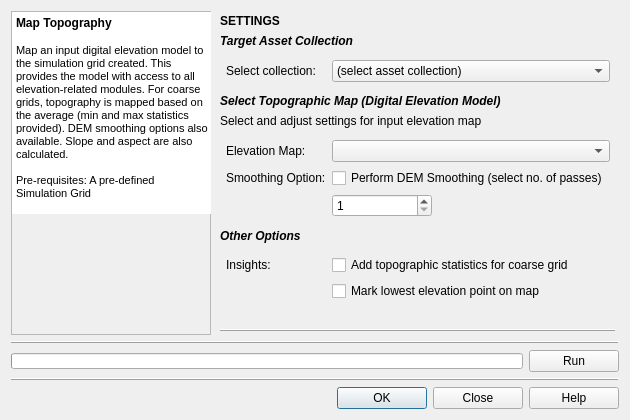
First picture: the form in gui/mods_master_guis/mod_topography.ui, repository petermbach/urbanbeats-pss, before the edit.
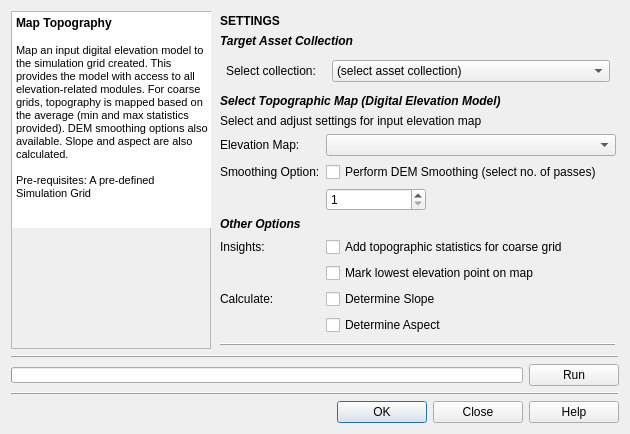
Second picture: the form after the edit. Icons and pictures are not drawn.

Patch:
```diff
--- a/gui/mods_master_guis/mod_topography.ui
+++ b/gui/mods_master_guis/mod_topography.ui
@@ -7,7 +7,7 @@
     <x>0</x>
     <y>0</y>
     <width>630</width>
-    <height>420</height>
+    <height>434</height>
    </rect>
   </property>
   <property name="windowTitle">
@@ -411,16 +411,16 @@
        <widget class="QWidget" name="gridname_box_2" native="true">
         <layout class="QGridLayout" name="gridLayout_8">
          <property name="leftMargin">
-          <number>6</number>
+          <number>0</number>
          </property>
          <property name="topMargin">
-          <number>6</number>
+          <number>0</number>
          </property>
          <property name="rightMargin">
-          <number>6</number>
+          <number>0</number>
          </property>
          <property name="bottomMargin">
-          <number>6</number>
+          <number>0</number>
          </property>
          <item row="2" column="2">
           <spacer name="horizontalSpacer_2">
@@ -540,16 +540,16 @@
        <widget class="QWidget" name="gridname_box_3" native="true">
         <layout class="QGridLayout" name="gridLayout_10">
          <property name="leftMargin">
-          <number>6</number>
+          <number>0</number>
          </property>
          <property name="topMargin">
-          <number>6</number>
+          <number>0</number>
          </property>
          <property name="rightMargin">
-          <number>6</number>
+          <number>0</number>
          </property>
          <property name="bottomMargin">
-          <number>6</number>
+          <number>0</number>
          </property>
          <item row="0" column="0">
           <widget class="QLabel" name="gridname_lbl_11">
@@ -626,6 +626,96 @@
         </layout>
        </widget>
       </item>
+      <item>
+       <widget class="QWidget" name="gridname_box_4" native="true">
+        <layout class="QGridLayout" name="gridLayout_11">
+         <property name="leftMargin">
+          <number>0</number>
+         </property>
+         <property name="topMargin">
+          <number>0</number>
+         </property>
+         <property name="rightMargin">
+          <number>0</number>
+         </property>
+         <property name="bottomMargin">
+          <number>0</number>
+         </property>
+         <item row="0" column="0">
+          <widget class="QLabel" name="gridname_lbl_12">
+           <property name="minimumSize">
+            <size>
+             <width>100</width>
+             <height>0</height>
+            </size>
+           </property>
+           <property name="maximumSize">
+            <size>
+             <width>100</width>
+             <height>16777215</height>
+            </size>
+           </property>
+           <property name="whatsThis">
+            <string>Width of the square cell in the city grid in metres</string>
+           </property>
+           <property name="text">
+            <string>Calculate:</string>
+           </property>
+          </widget>
+         </item>
+         <item row="1" column="1">
+          <widget class="QCheckBox" name="demsmooth_check_10">
+           <property name="toolTip">
+            <string>&lt;!DOCTYPE HTML PUBLIC &quot;-//W3C//DTD HTML 4.0//EN&quot; &quot;http://www.w3.org/TR/REC-html40/strict.dtd&quot;&gt;
+&lt;html&gt;&lt;head&gt;&lt;meta name=&quot;qrichtext&quot; content=&quot;1&quot; /&gt;&lt;style type=&quot;text/css&quot;&gt;
+p, li { white-space: pre-wrap; }
+&lt;/style&gt;&lt;/head&gt;&lt;body style=&quot; font-family:'MS Shell Dlg 2'; font-size:8.25pt; font-weight:400; font-style:normal;&quot;&gt;
+&lt;p style=&quot; margin-top:0px; margin-bottom:0px; margin-left:0px; margin-right:0px; -qt-block-indent:0; text-indent:0px;&quot;&gt;&lt;span style=&quot; font-size:8pt;&quot;&gt;Check if you want to avoid localised ponds forming in the region. If this is of particular interest because the DEM's accuracy has been assured and the purpose of the simulation is to assess these problem spots, then leave this box unchecked.&lt;/span&gt;&lt;/p&gt;
+&lt;p style=&quot;-qt-paragraph-type:empty; margin-top:0px; margin-bottom:0px; margin-left:0px; margin-right:0px; -qt-block-indent:0; text-indent:0px; font-size:8pt;&quot;&gt;&lt;/p&gt;
+&lt;p style=&quot; margin-top:0px; margin-bottom:0px; margin-left:0px; margin-right:0px; -qt-block-indent:0; text-indent:0px;&quot;&gt;&lt;span style=&quot; font-size:8pt;&quot;&gt;Correction proceeds as follows:&lt;/span&gt;&lt;/p&gt;
+&lt;p style=&quot; margin-top:0px; margin-bottom:0px; margin-left:0px; margin-right:0px; -qt-block-indent:0; text-indent:0px;&quot;&gt;&lt;span style=&quot; font-size:8pt;&quot;&gt;- If cell cannot transfer water downhill, but there is an adjacent cell with identical elevation within tolerance limit, it will transfer the water into this.&lt;/span&gt;&lt;/p&gt;
+&lt;p style=&quot; margin-top:0px; margin-bottom:0px; margin-left:0px; margin-right:0px; -qt-block-indent:0; text-indent:0px;&quot;&gt;&lt;span style=&quot; font-size:8pt;&quot;&gt;- If tolerance limit is not met, cell's water is routed directly to catchment outlet.&lt;/span&gt;&lt;/p&gt;&lt;/body&gt;&lt;/html&gt;</string>
+           </property>
+           <property name="whatsThis">
+            <string>&lt;!DOCTYPE HTML PUBLIC &quot;-//W3C//DTD HTML 4.0//EN&quot; &quot;http://www.w3.org/TR/REC-html40/strict.dtd&quot;&gt;
+&lt;html&gt;&lt;head&gt;&lt;meta name=&quot;qrichtext&quot; content=&quot;1&quot; /&gt;&lt;style type=&quot;text/css&quot;&gt;
+p, li { white-space: pre-wrap; }
+&lt;/style&gt;&lt;/head&gt;&lt;body style=&quot; font-family:'MS Shell Dlg 2'; font-size:8.25pt; font-weight:400; font-style:normal;&quot;&gt;
+&lt;p style=&quot; margin-top:0px; margin-bottom:0px; margin-left:0px; margin-right:0px; -qt-block-indent:0; text-indent:0px;&quot;&gt;&lt;span style=&quot; font-size:8pt;&quot;&gt;Applies a weighted average smoothing filter over the DEM layer. &lt;/span&gt;&lt;/p&gt;&lt;/body&gt;&lt;/html&gt;</string>
+           </property>
+           <property name="text">
+            <string>Determine Aspect</string>
+           </property>
+          </widget>
+         </item>
+         <item row="0" column="1" colspan="2">
+          <widget class="QCheckBox" name="demsmooth_check_11">
+           <property name="toolTip">
+            <string>&lt;!DOCTYPE HTML PUBLIC &quot;-//W3C//DTD HTML 4.0//EN&quot; &quot;http://www.w3.org/TR/REC-html40/strict.dtd&quot;&gt;
+&lt;html&gt;&lt;head&gt;&lt;meta name=&quot;qrichtext&quot; content=&quot;1&quot; /&gt;&lt;style type=&quot;text/css&quot;&gt;
+p, li { white-space: pre-wrap; }
+&lt;/style&gt;&lt;/head&gt;&lt;body style=&quot; font-family:'MS Shell Dlg 2'; font-size:8.25pt; font-weight:400; font-style:normal;&quot;&gt;
+&lt;p style=&quot; margin-top:0px; margin-bottom:0px; margin-left:0px; margin-right:0px; -qt-block-indent:0; text-indent:0px;&quot;&gt;&lt;span style=&quot; font-size:8pt;&quot;&gt;Check if you want to avoid localised ponds forming in the region. If this is of particular interest because the DEM's accuracy has been assured and the purpose of the simulation is to assess these problem spots, then leave this box unchecked.&lt;/span&gt;&lt;/p&gt;
+&lt;p style=&quot;-qt-paragraph-type:empty; margin-top:0px; margin-bottom:0px; margin-left:0px; margin-right:0px; -qt-block-indent:0; text-indent:0px; font-size:8pt;&quot;&gt;&lt;/p&gt;
+&lt;p style=&quot; margin-top:0px; margin-bottom:0px; margin-left:0px; margin-right:0px; -qt-block-indent:0; text-indent:0px;&quot;&gt;&lt;span style=&quot; font-size:8pt;&quot;&gt;Correction proceeds as follows:&lt;/span&gt;&lt;/p&gt;
+&lt;p style=&quot; margin-top:0px; margin-bottom:0px; margin-left:0px; margin-right:0px; -qt-block-indent:0; text-indent:0px;&quot;&gt;&lt;span style=&quot; font-size:8pt;&quot;&gt;- If cell cannot transfer water downhill, but there is an adjacent cell with identical elevation within tolerance limit, it will transfer the water into this.&lt;/span&gt;&lt;/p&gt;
+&lt;p style=&quot; margin-top:0px; margin-bottom:0px; margin-left:0px; margin-right:0px; -qt-block-indent:0; text-indent:0px;&quot;&gt;&lt;span style=&quot; font-size:8pt;&quot;&gt;- If tolerance limit is not met, cell's water is routed directly to catchment outlet.&lt;/span&gt;&lt;/p&gt;&lt;/body&gt;&lt;/html&gt;</string>
+           </property>
+           <property name="whatsThis">
+            <string>&lt;!DOCTYPE HTML PUBLIC &quot;-//W3C//DTD HTML 4.0//EN&quot; &quot;http://www.w3.org/TR/REC-html40/strict.dtd&quot;&gt;
+&lt;html&gt;&lt;head&gt;&lt;meta name=&quot;qrichtext&quot; content=&quot;1&quot; /&gt;&lt;style type=&quot;text/css&quot;&gt;
+p, li { white-space: pre-wrap; }
+&lt;/style&gt;&lt;/head&gt;&lt;body style=&quot; font-family:'MS Shell Dlg 2'; font-size:8.25pt; font-weight:400; font-style:normal;&quot;&gt;
+&lt;p style=&quot; margin-top:0px; margin-bottom:0px; margin-left:0px; margin-right:0px; -qt-block-indent:0; text-indent:0px;&quot;&gt;&lt;span style=&quot; font-size:8pt;&quot;&gt;Applies a weighted average smoothing filter over the DEM layer. &lt;/span&gt;&lt;/p&gt;&lt;/body&gt;&lt;/html&gt;</string>
+           </property>
+           <property name="text">
+            <string>Determine Slope</string>
+           </property>
+          </widget>
+         </item>
+        </layout>
+       </widget>
+      </item>
       <item>
        <spacer name="verticalSpacer">
         <property name="orientation">
```
